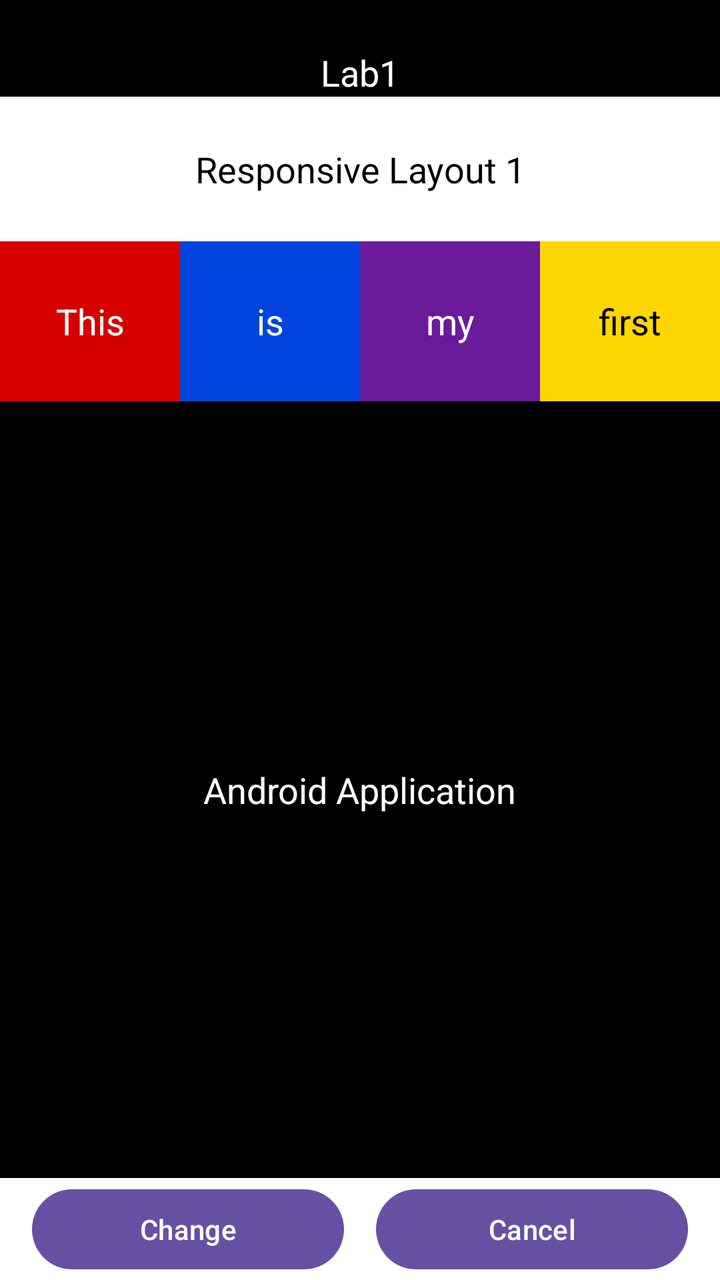
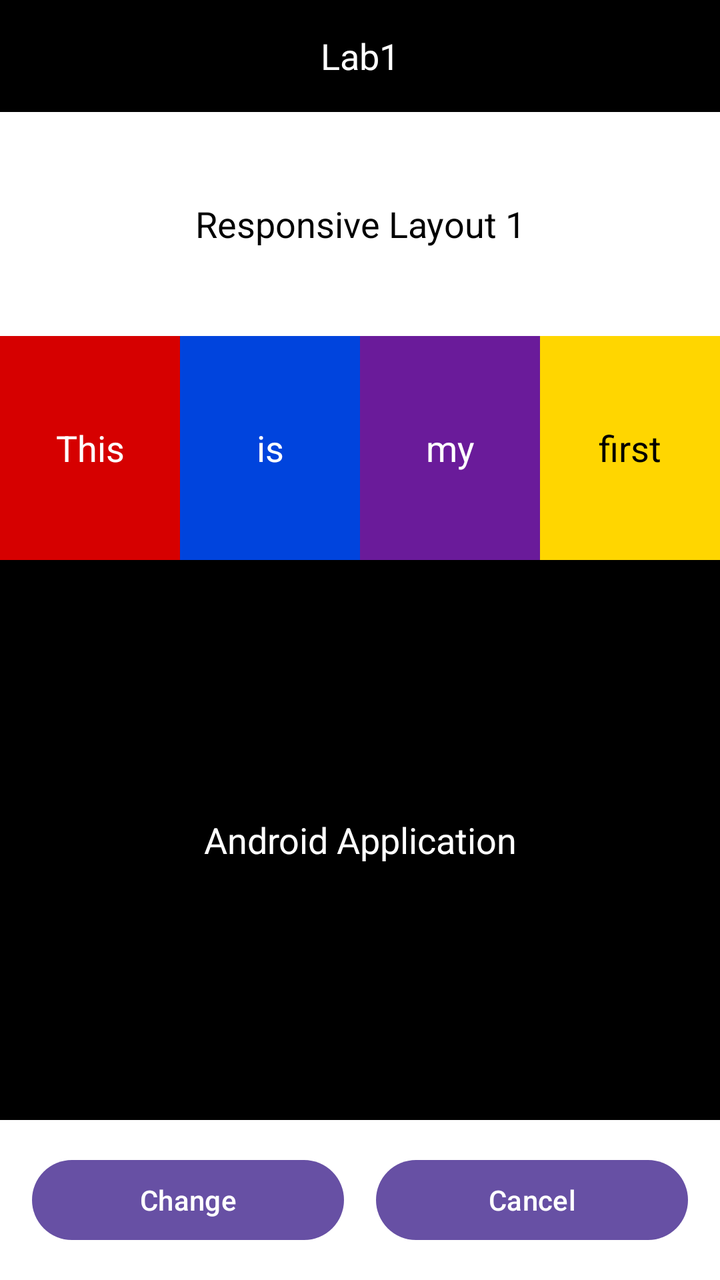

An Android layout rendered at two revisions. The XML below is the earlier revision; the diff shows what the commit changed to produce the second picture.
<!-- AndroidManifest.xml: application theme Theme.MyApplication5 -->
<!-- res/layout/activity_main1.xml -->
<?xml version="1.0" encoding="utf-8"?>
<androidx.constraintlayout.widget.ConstraintLayout
    xmlns:android="http://schemas.android.com/apk/res/android"
    xmlns:app="http://schemas.android.com/apk/res-auto"
    xmlns:tools="http://schemas.android.com/tools"
    android:layout_width="match_parent"
    android:layout_height="match_parent"
    android:background="#000000"
    tools:context=".MainActivity">

    
    <TextView
        android:id="@+id/tvLab"
        android:layout_width="wrap_content"
        android:layout_height="wrap_content"
        android:text="@string/lab1"
        android:textColor="#FFFFFF"
        android:textSize="18sp"
        android:layout_marginTop="24dp"
        app:layout_constraintTop_toTopOf="parent"
        app:layout_constraintStart_toStartOf="parent"
        app:layout_constraintEnd_toEndOf="parent"/>

    
    <TextView
        android:id="@+id/tvHeader"
        android:layout_width="0dp"
        android:layout_height="wrap_content"
        android:text="@string/responsive_layout"
        android:background="#FFFFFF"
        android:textColor="#000000"
        android:gravity="center"
        android:paddingVertical="24dp"
        android:textSize="18sp"
        app:layout_constraintTop_toBottomOf="@id/tvLab"
        app:layout_constraintStart_toStartOf="parent"
        app:layout_constraintEnd_toEndOf="parent"/>

    
    <TextView
        android:id="@+id/tvThis"
        android:layout_width="0dp"
        android:layout_height="80dp"
        android:text="@string/text_this"
        android:background="#D60000"
        android:textColor="#FFFFFF"
        android:gravity="center"
        android:textSize="18sp"
        app:layout_constraintTop_toBottomOf="@id/tvHeader"
        app:layout_constraintStart_toStartOf="parent"
        app:layout_constraintEnd_toStartOf="@id/tvIs"
        app:layout_constraintHorizontal_chainStyle="spread_inside"
        app:layout_constraintHorizontal_weight="1"/>

    <TextView
        android:id="@+id/tvIs"
        android:layout_width="0dp"
        android:layout_height="80dp"
        android:text="@string/text_is"
        android:background="#0044DD"
        android:textColor="#FFFFFF"
        android:gravity="center"
        android:textSize="18sp"
        app:layout_constraintTop_toTopOf="@id/tvThis"
        app:layout_constraintStart_toEndOf="@id/tvThis"
        app:layout_constraintEnd_toStartOf="@id/tvMy"
        app:layout_constraintHorizontal_weight="1"/>

    <TextView
        android:id="@+id/tvMy"
        android:layout_width="0dp"
        android:layout_height="80dp"
        android:text="@string/text_my"
        android:background="#6A1B9A"
        android:textColor="#FFFFFF"
        android:gravity="center"
        android:textSize="18sp"
        app:layout_constraintTop_toTopOf="@id/tvThis"
        app:layout_constraintStart_toEndOf="@id/tvIs"
        app:layout_constraintEnd_toStartOf="@id/tvFirst"
        app:layout_constraintHorizontal_weight="1"/>

    <TextView
        android:id="@+id/tvFirst"
        android:layout_width="0dp"
        android:layout_height="80dp"
        android:text="@string/text_first"
        android:background="#FFD600"
        android:textColor="#000000"
        android:gravity="center"
        android:textSize="18sp"
        app:layout_constraintTop_toTopOf="@id/tvThis"
        app:layout_constraintStart_toEndOf="@id/tvMy"
        app:layout_constraintEnd_toEndOf="parent"
        app:layout_constraintHorizontal_weight="1"/>

    
    <TextView
        android:id="@+id/tvApp"
        android:layout_width="wrap_content"
        android:layout_height="wrap_content"
        android:text="@string/android_application"
        android:textColor="#FFFFFF"
        android:textSize="18sp"
        app:layout_constraintTop_toBottomOf="@id/tvThis"
        app:layout_constraintBottom_toTopOf="@id/bottomWhiteBar"
        app:layout_constraintVertical_bias="0.5"
        app:layout_constraintStart_toStartOf="parent"
        app:layout_constraintEnd_toEndOf="parent"/>

    
    <TextView
        android:id="@+id/bottomWhiteBar"
        android:layout_width="0dp"
        android:layout_height="wrap_content"
        android:background="#FFFFFF"
        android:paddingVertical="16dp"
        app:layout_constraintBottom_toBottomOf="parent"
        app:layout_constraintStart_toStartOf="parent"
        app:layout_constraintEnd_toEndOf="parent"/>

    
    <Button
        android:id="@+id/btnChange"
        android:layout_width="0dp"
        android:layout_height="wrap_content"
        android:text="@string/change"
        android:layout_marginStart="16dp"
        android:layout_marginEnd="8dp"
        app:layout_constraintTop_toTopOf="@id/bottomWhiteBar"
        app:layout_constraintBottom_toBottomOf="@id/bottomWhiteBar"
        app:layout_constraintStart_toStartOf="@id/bottomWhiteBar"
        app:layout_constraintEnd_toStartOf="@id/btnCancel"
        app:layout_constraintHorizontal_chainStyle="spread_inside"
        app:layout_constraintHorizontal_weight="1"/>

    <Button
        android:id="@+id/btnCancel"
        android:layout_width="0dp"
        android:layout_height="wrap_content"
        android:text="@string/cancel"
        android:layout_marginStart="8dp"
        android:layout_marginEnd="16dp"
        app:layout_constraintTop_toTopOf="@id/bottomWhiteBar"
        app:layout_constraintBottom_toBottomOf="@id/bottomWhiteBar"
        app:layout_constraintStart_toEndOf="@id/btnChange"
        app:layout_constraintEnd_toEndOf="@id/bottomWhiteBar"
        app:layout_constraintHorizontal_weight="1"/>

</androidx.constraintlayout.widget.ConstraintLayout>
<!-- resources referenced by this layout -->
<resources>
  <string name="android_application">Android Application</string>
  <string name="cancel">Cancel</string>
  <string name="change">Change</string>
  <string name="lab1">Lab1</string>
  <string name="responsive_layout">Responsive Layout 1</string>
  <string name="text_first">first</string>
  <string name="text_is">is</string>
  <string name="text_my">my</string>
  <string name="text_this">This</string>
  <style name="Theme.MyApplication5" parent="Base.Theme.MyApplication5" />
  <style name="Base.Theme.MyApplication5" parent="Theme.Material3.DayNight.NoActionBar">
          
          
      </style>
</resources>

<!-- the commit's change to res/layout/activity_main1.xml (unified diff, before → after) -->
@@ -11,140 +11,168 @@
     
     <TextView
         android:id="@+id/tvLab"
-        android:layout_width="wrap_content"
-        android:layout_height="wrap_content"
+        android:layout_width="0dp"
+        android:layout_height="0dp"
+        android:gravity="center"
         android:text="@string/lab1"
         android:textColor="#FFFFFF"
         android:textSize="18sp"
-        android:layout_marginTop="24dp"
+        app:layout_constraintEnd_toEndOf="parent"
+        app:layout_constraintStart_toStartOf="parent"
         app:layout_constraintTop_toTopOf="parent"
-        app:layout_constraintStart_toStartOf="parent"
-        app:layout_constraintEnd_toEndOf="parent"/>
+        app:layout_constraintBottom_toTopOf="@id/tvHeader"
+        app:layout_constraintVertical_weight="1"
+        app:layout_constraintVertical_chainStyle="spread" />
 
     
     <TextView
         android:id="@+id/tvHeader"
         android:layout_width="0dp"
-        android:layout_height="wrap_content"
+        android:layout_height="0dp"
+        android:background="#FFFFFF"
+        android:gravity="center"
         android:text="@string/responsive_layout"
-        android:background="#FFFFFF"
         android:textColor="#000000"
-        android:gravity="center"
-        android:paddingVertical="24dp"
         android:textSize="18sp"
+        app:layout_constraintEnd_toEndOf="parent"
+        app:layout_constraintStart_toStartOf="parent"
         app:layout_constraintTop_toBottomOf="@id/tvLab"
-        app:layout_constraintStart_toStartOf="parent"
-        app:layout_constraintEnd_toEndOf="parent"/>
+        app:layout_constraintBottom_toTopOf="@id/rowColors"
+        app:layout_constraintVertical_weight="2" />
 
     
-    <TextView
-        android:id="@+id/tvThis"
+    <androidx.constraintlayout.widget.ConstraintLayout
+        android:id="@+id/rowColors"
         android:layout_width="0dp"
-        android:layout_height="80dp"
-        android:text="@string/text_this"
-        android:background="#D60000"
-        android:textColor="#FFFFFF"
-        android:gravity="center"
-        android:textSize="18sp"
+        android:layout_height="0dp"
+        app:layout_constraintEnd_toEndOf="parent"
+        app:layout_constraintStart_toStartOf="parent"
         app:layout_constraintTop_toBottomOf="@id/tvHeader"
-        app:layout_constraintStart_toStartOf="parent"
-        app:layout_constraintEnd_toStartOf="@id/tvIs"
-        app:layout_constraintHorizontal_chainStyle="spread_inside"
-        app:layout_constraintHorizontal_weight="1"/>
+        app:layout_constraintBottom_toTopOf="@id/tvApp"
+        app:layout_constraintVertical_weight="2">
 
-    <TextView
-        android:id="@+id/tvIs"
-        android:layout_width="0dp"
-        android:layout_height="80dp"
-        android:text="@string/text_is"
-        android:background="#0044DD"
-        android:textColor="#FFFFFF"
-        android:gravity="center"
-        android:textSize="18sp"
-        app:layout_constraintTop_toTopOf="@id/tvThis"
-        app:layout_constraintStart_toEndOf="@id/tvThis"
-        app:layout_constraintEnd_toStartOf="@id/tvMy"
-        app:layout_constraintHorizontal_weight="1"/>
+        
+        <TextView
+            android:id="@+id/tvThis"
+            android:layout_width="0dp"
+            android:layout_height="0dp"
+            android:background="#D60000"
+            android:gravity="center"
+            android:text="@string/text_this"
+            android:textColor="#FFFFFF"
+            android:textSize="18sp"
+            app:layout_constraintTop_toTopOf="parent"
+            app:layout_constraintBottom_toBottomOf="parent"
+            app:layout_constraintStart_toStartOf="parent"
+            app:layout_constraintEnd_toStartOf="@id/tvIs"
+            app:layout_constraintHorizontal_weight="1"
+            app:layout_constraintHorizontal_chainStyle="spread" />
 
-    <TextView
-        android:id="@+id/tvMy"
-        android:layout_width="0dp"
-        android:layout_height="80dp"
-        android:text="@string/text_my"
-        android:background="#6A1B9A"
-        android:textColor="#FFFFFF"
-        android:gravity="center"
-        android:textSize="18sp"
-        app:layout_constraintTop_toTopOf="@id/tvThis"
-        app:layout_constraintStart_toEndOf="@id/tvIs"
-        app:layout_constraintEnd_toStartOf="@id/tvFirst"
-        app:layout_constraintHorizontal_weight="1"/>
+        
+        <TextView
+            android:id="@+id/tvIs"
+            android:layout_width="0dp"
+            android:layout_height="0dp"
+            android:background="#0044DD"
+            android:gravity="center"
+            android:text="@string/text_is"
+            android:textColor="#FFFFFF"
+            android:textSize="18sp"
+            app:layout_constraintTop_toTopOf="parent"
+            app:layout_constraintBottom_toBottomOf="parent"
+            app:layout_constraintStart_toEndOf="@id/tvThis"
+            app:layout_constraintEnd_toStartOf="@id/tvMy"
+            app:layout_constraintHorizontal_weight="1" />
 
-    <TextView
-        android:id="@+id/tvFirst"
-        android:layout_width="0dp"
-        android:layout_height="80dp"
-        android:text="@string/text_first"
-        android:background="#FFD600"
-        android:textColor="#000000"
-        android:gravity="center"
-        android:textSize="18sp"
-        app:layout_constraintTop_toTopOf="@id/tvThis"
-        app:layout_constraintStart_toEndOf="@id/tvMy"
-        app:layout_constraintEnd_toEndOf="parent"
-        app:layout_constraintHorizontal_weight="1"/>
+        
+        <TextView
+            android:id="@+id/tvMy"
+            android:layout_width="0dp"
+            android:layout_height="0dp"
+            android:background="#6A1B9A"
+            android:gravity="center"
+            android:text="@string/text_my"
+            android:textColor="#FFFFFF"
+            android:textSize="18sp"
+            app:layout_constraintTop_toTopOf="parent"
+            app:layout_constraintBottom_toBottomOf="parent"
+            app:layout_constraintStart_toEndOf="@id/tvIs"
+            app:layout_constraintEnd_toStartOf="@id/tvFirst"
+            app:layout_constraintHorizontal_weight="1" />
+
+        
+        <TextView
+            android:id="@+id/tvFirst"
+            android:layout_width="0dp"
+            android:layout_height="0dp"
+            android:background="#FFD600"
+            android:gravity="center"
+            android:text="@string/text_first"
+            android:textColor="#000000"
+            android:textSize="18sp"
+            app:layout_constraintTop_toTopOf="parent"
+            app:layout_constraintBottom_toBottomOf="parent"
+            app:layout_constraintStart_toEndOf="@id/tvMy"
+            app:layout_constraintEnd_toEndOf="parent"
+            app:layout_constraintHorizontal_weight="1" />
+
+    </androidx.constraintlayout.widget.ConstraintLayout>
 
     
     <TextView
         android:id="@+id/tvApp"
-        android:layout_width="wrap_content"
-        android:layout_height="wrap_content"
+        android:layout_width="0dp"
+        android:layout_height="0dp"
+        android:gravity="center"
         android:text="@string/android_application"
         android:textColor="#FFFFFF"
         android:textSize="18sp"
-        app:layout_constraintTop_toBottomOf="@id/tvThis"
+        app:layout_constraintEnd_toEndOf="parent"
+        app:layout_constraintStart_toStartOf="parent"
+        app:layout_constraintTop_toBottomOf="@id/rowColors"
         app:layout_constraintBottom_toTopOf="@id/bottomWhiteBar"
-        app:layout_constraintVertical_bias="0.5"
-        app:layout_constraintStart_toStartOf="parent"
-        app:layout_constraintEnd_toEndOf="parent"/>
+        app:layout_constraintVertical_weight="5" />
 
     
-    <TextView
+    <androidx.constraintlayout.widget.ConstraintLayout
         android:id="@+id/bottomWhiteBar"
         android:layout_width="0dp"
         android:layout_height="wrap_content"
         android:background="#FFFFFF"
-        android:paddingVertical="16dp"
+        android:paddingTop="16dp"
+        android:paddingBottom="16dp"
         app:layout_constraintBottom_toBottomOf="parent"
-        app:layout_constraintStart_toStartOf="parent"
-        app:layout_constraintEnd_toEndOf="parent"/>
+        app:layout_constraintEnd_toEndOf="parent"
+        app:layout_constraintStart_toStartOf="parent">
 
-    
-    <Button
-        android:id="@+id/btnChange"
-        android:layout_width="0dp"
-        android:layout_height="wrap_content"
-        android:text="@string/change"
-        android:layout_marginStart="16dp"
-        android:layout_marginEnd="8dp"
-        app:layout_constraintTop_toTopOf="@id/bottomWhiteBar"
-        app:layout_constraintBottom_toBottomOf="@id/bottomWhiteBar"
-        app:layout_constraintStart_toStartOf="@id/bottomWhiteBar"
-        app:layout_constraintEnd_toStartOf="@id/btnCancel"
-        app:layout_constraintHorizontal_chainStyle="spread_inside"
-        app:layout_constraintHorizontal_weight="1"/>
+        
+        <Button
+            android:id="@+id/btnChange"
+            android:layout_width="0dp"
+            android:layout_height="wrap_content"
+            android:layout_marginStart="16dp"
+            android:layout_marginEnd="8dp"
+            android:text="@string/change"
+            app:layout_constraintBottom_toBottomOf="parent"
+            app:layout_constraintEnd_toStartOf="@id/btnCancel"
+            app:layout_constraintHorizontal_weight="1"
+            app:layout_constraintStart_toStartOf="parent"
+            app:layout_constraintTop_toTopOf="parent" />
 
-    <Button
-        android:id="@+id/btnCancel"
-        android:layout_width="0dp"
-        android:layout_height="wrap_content"
-        android:text="@string/cancel"
-        android:layout_marginStart="8dp"
-        android:layout_marginEnd="16dp"
-        app:layout_constraintTop_toTopOf="@id/bottomWhiteBar"
-        app:layout_constraintBottom_toBottomOf="@id/bottomWhiteBar"
-        app:layout_constraintStart_toEndOf="@id/btnChange"
-        app:layout_constraintEnd_toEndOf="@id/bottomWhiteBar"
-        app:layout_constraintHorizontal_weight="1"/>
+        
+        <Button
+            android:id="@+id/btnCancel"
+            android:layout_width="0dp"
+            android:layout_height="wrap_content"
+            android:layout_marginStart="8dp"
+            android:layout_marginEnd="16dp"
+            android:text="@string/cancel"
+            app:layout_constraintBottom_toBottomOf="parent"
+            app:layout_constraintEnd_toEndOf="parent"
+            app:layout_constraintHorizontal_weight="1"
+            app:layout_constraintStart_toEndOf="@id/btnChange"
+            app:layout_constraintTop_toTopOf="parent" />
+
+    </androidx.constraintlayout.widget.ConstraintLayout>
 
 </androidx.constraintlayout.widget.ConstraintLayout>
